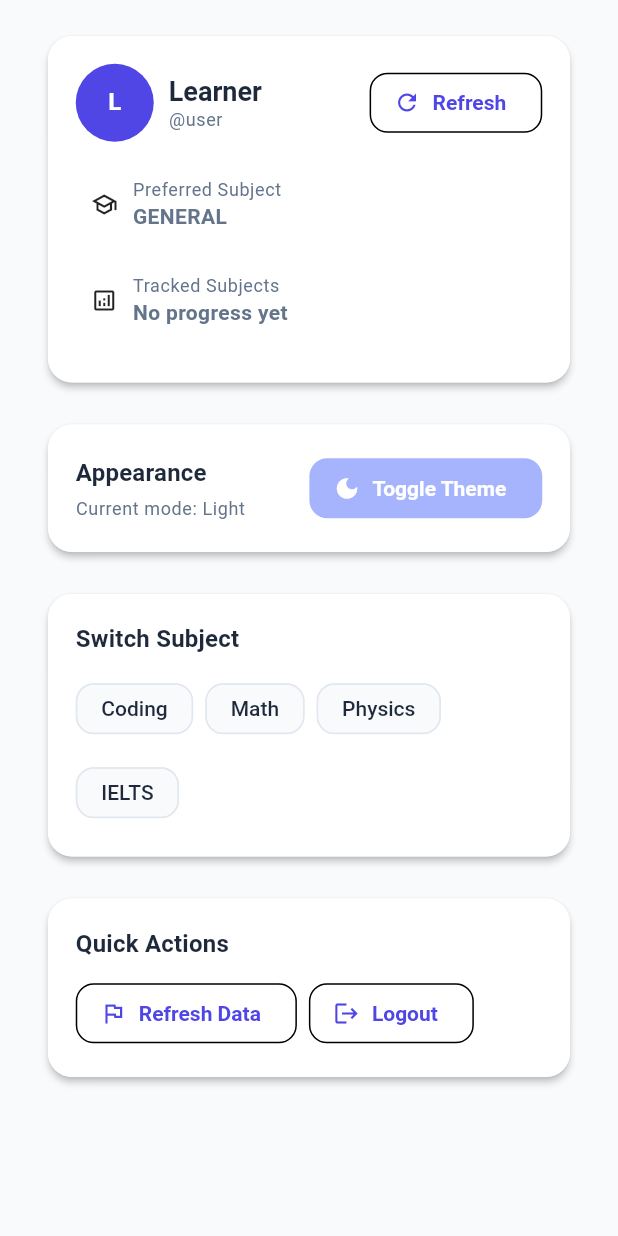
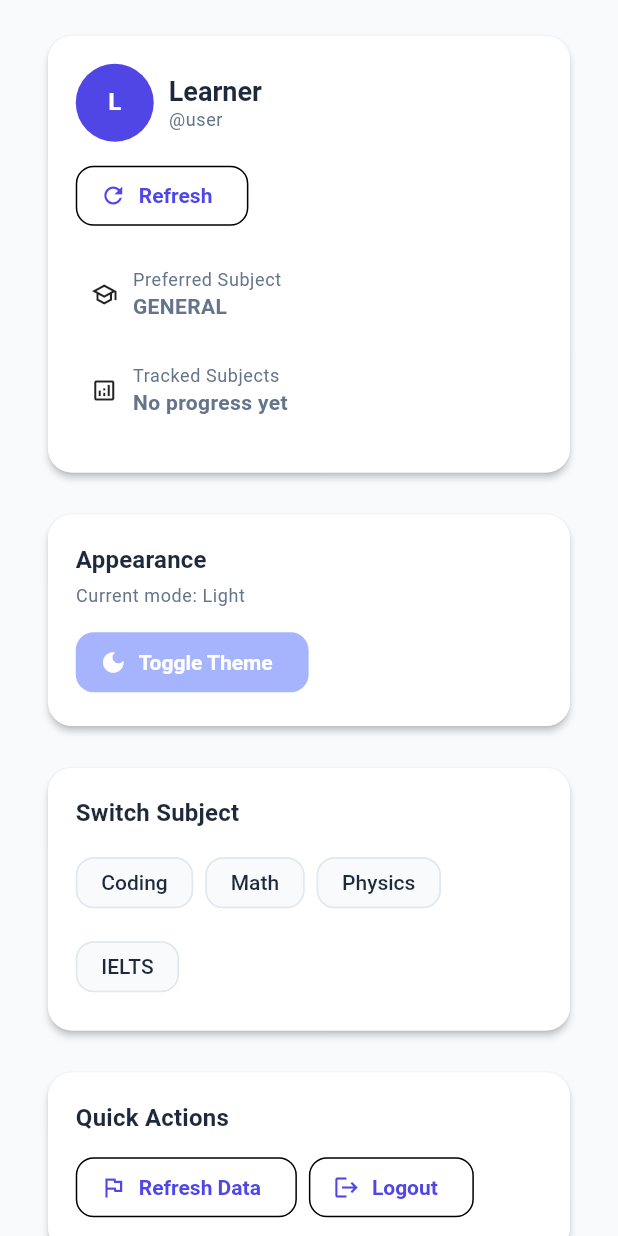
Before and after one commit to priyanshch1105/code-mentor-ai, a Flutter app: the ProfileScreen widget shown alone on an empty page, opened directly with empty values, on a phone screen of 412 x 824 dp. Run offline on Flutter 3.47's test engine with Material 3 defaults, Android fonts, the phone set to English and light mode, and no system bars; our stand-ins replace dio, flutter_animate, shared_preferences; accounts and stored records are empty; network calls fail.

Commit message:
refactor: Improve code readability and formatting in dashboard and profile screens

```diff
--- a/mobile-app/lib/src/views/dashboard/profile_screen.dart
+++ b/mobile-app/lib/src/views/dashboard/profile_screen.dart
@@ -42,7 +42,9 @@ class _ProfileScreenState extends State<ProfileScreen> {
         _username = profile.username;
         _email = profile.email;
         _subject = profile.currentSubject;
-        _progress = Map<String, dynamic>.from(progress['progress'] is Map ? progress['progress'] as Map : {});
+        _progress = Map<String, dynamic>.from(
+          progress['progress'] is Map ? progress['progress'] as Map : {},
+        );
         _loading = false;
       });
     } catch (_) {
@@ -78,35 +80,72 @@ class _ProfileScreenState extends State<ProfileScreen> {
           child: Column(
             crossAxisAlignment: CrossAxisAlignment.start,
             children: [
-              Row(
+              LayoutBuilder(
+                builder: (context, constraints) {
+                  final isCompact = constraints.maxWidth < 420;
+                  final header = Row(
                     children: [
                       CircleAvatar(
                         radius: 26,
                         child: Text(
-                      _username.isNotEmpty ? _username[0].toUpperCase() : '?',
+                          _username.isNotEmpty
+                              ? _username[0].toUpperCase()
+                              : '?',
                           style: const TextStyle(fontWeight: FontWeight.w700),
                         ),
                       ),
                       const SizedBox(width: 10),
-                  Column(
+                      Expanded(
+                        child: Column(
                           crossAxisAlignment: CrossAxisAlignment.start,
                           children: [
                             Text(
                               _username,
+                              maxLines: 1,
+                              overflow: TextOverflow.ellipsis,
                               style: theme.textTheme.titleLarge?.copyWith(
                                 fontWeight: FontWeight.w700,
                               ),
                             ),
-                      Text(_email.isEmpty ? '@user' : _email, style: theme.textTheme.bodySmall),
+                            Text(
+                              _email.isEmpty ? '@user' : _email,
+                              maxLines: 1,
+                              overflow: TextOverflow.ellipsis,
+                              style: theme.textTheme.bodySmall,
+                            ),
                           ],
                         ),
-                  const Spacer(),
+                      ),
+                    ],
+                  );
+
+                  if (isCompact) {
+                    return Column(
+                      crossAxisAlignment: CrossAxisAlignment.start,
+                      children: [
+                        header,
+                        const SizedBox(height: 12),
                         OutlinedButton.icon(
                           onPressed: _bootstrap,
                           icon: const Icon(Icons.refresh),
                           label: const Text('Refresh'),
                         ),
                       ],
+                    );
+                  }
+
+                  return Row(
+                    children: [
+                      header,
+                      const SizedBox(width: 12),
+                      OutlinedButton.icon(
+                        onPressed: _bootstrap,
+                        icon: const Icon(Icons.refresh),
+                        label: const Text('Refresh'),
+                      ),
+                    ],
+                  );
+                },
               ),
               const SizedBox(height: 14),
               _InfoTile(
@@ -117,17 +156,19 @@ class _ProfileScreenState extends State<ProfileScreen> {
               _InfoTile(
                 icon: Icons.analytics_outlined,
                 label: 'Tracked Subjects',
-                value: _progress.isEmpty ? 'No progress yet' : _progress.keys.join(', '),
+                value: _progress.isEmpty
+                    ? 'No progress yet'
+                    : _progress.keys.join(', '),
               ),
             ],
           ),
         ),
         const SizedBox(height: 12),
         SectionCard(
-          child: Row(
-            children: [
-              Expanded(
-                child: Column(
+          child: LayoutBuilder(
+            builder: (context, constraints) {
+              final isCompact = constraints.maxWidth < 420;
+              final content = Column(
                 crossAxisAlignment: CrossAxisAlignment.start,
                 children: [
                   Text(
@@ -142,14 +183,38 @@ class _ProfileScreenState extends State<ProfileScreen> {
                     style: theme.textTheme.bodySmall,
                   ),
                 ],
-                ),
-              ),
+              );
+
+              if (isCompact) {
+                return Column(
+                  crossAxisAlignment: CrossAxisAlignment.start,
+                  children: [
+                    content,
+                    const SizedBox(height: 12),
                     FilledButton.tonalIcon(
                       onPressed: widget.onThemeToggle,
-                icon: Icon(widget.isDark ? Icons.light_mode : Icons.dark_mode),
+                      icon: Icon(
+                        widget.isDark ? Icons.light_mode : Icons.dark_mode,
+                      ),
                       label: const Text('Toggle Theme'),
                     ),
                   ],
+                );
+              }
+
+              return Row(
+                children: [
+                  Expanded(child: content),
+                  FilledButton.tonalIcon(
+                    onPressed: widget.onThemeToggle,
+                    icon: Icon(
+                      widget.isDark ? Icons.light_mode : Icons.dark_mode,
+                    ),
+                    label: const Text('Toggle Theme'),
+                  ),
+                ],
+              );
+            },
           ),
         ),
         const SizedBox(height: 12),
@@ -168,10 +233,26 @@ class _ProfileScreenState extends State<ProfileScreen> {
                 spacing: 8,
                 runSpacing: 8,
                 children: [
-                  ChoiceChip(label: const Text('Coding'), selected: _subject == 'coding', onSelected: (_) => _setSubject('coding')),
-                  ChoiceChip(label: const Text('Math'), selected: _subject == 'math', onSelected: (_) => _setSubject('math')),
-                  ChoiceChip(label: const Text('Physics'), selected: _subject == 'physics', onSelected: (_) => _setSubject('physics')),
-                  ChoiceChip(label: const Text('IELTS'), selected: _subject == 'ielts', onSelected: (_) => _setSubject('ielts')),
+                  ChoiceChip(
+                    label: const Text('Coding'),
+                    selected: _subject == 'coding',
+                    onSelected: (_) => _setSubject('coding'),
+                  ),
+                  ChoiceChip(
+                    label: const Text('Math'),
+                    selected: _subject == 'math',
+                    onSelected: (_) => _setSubject('math'),
+                  ),
+                  ChoiceChip(
+                    label: const Text('Physics'),
+                    selected: _subject == 'physics',
+                    onSelected: (_) => _setSubject('physics'),
+                  ),
+                  ChoiceChip(
+                    label: const Text('IELTS'),
+                    selected: _subject == 'ielts',
+                    onSelected: (_) => _setSubject('ielts'),
+                  ),
                 ],
               ),
             ],
```
Also changed, not shown: mobile-app/lib/src/views/dashboard/dashboard_screen.dart (+41 -13 lines), mobile-app/lib/src/views/widgets/feature_card.dart (+12 -19 lines). Lines whose indentation alone changed are shown as unchanged.
